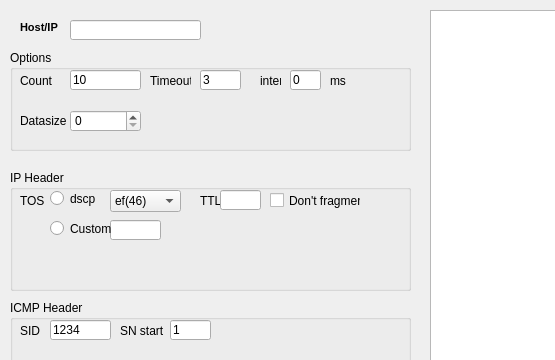
Above: mainwindow.ui from Antonotna/GEPinger before the change; both pictures show x 0 to 555 and y 0 to 360 of the 835 by 562 pixel window. Below: the same form after it.
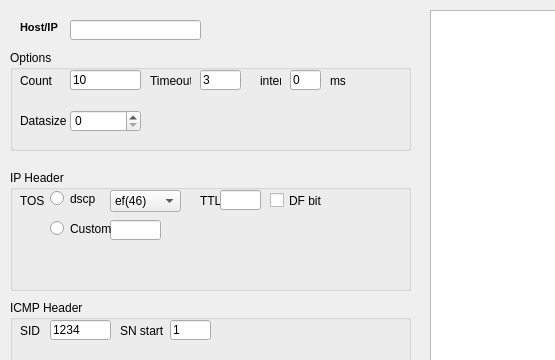
That is the form after the change. Custom widgets are drawn as their Qt base class.

```diff
--- a/mainwindow.ui
+++ b/mainwindow.ui
@@ -137,12 +137,12 @@
       <rect>
        <x>260</x>
        <y>20</y>
-       <width>91</width>
+       <width>61</width>
        <height>21</height>
       </rect>
      </property>
      <property name="text">
-      <string>Don't fragment</string>
+      <string>DF bit</string>
      </property>
     </widget>
     <widget class="QComboBox" name="dscpBox">
```
